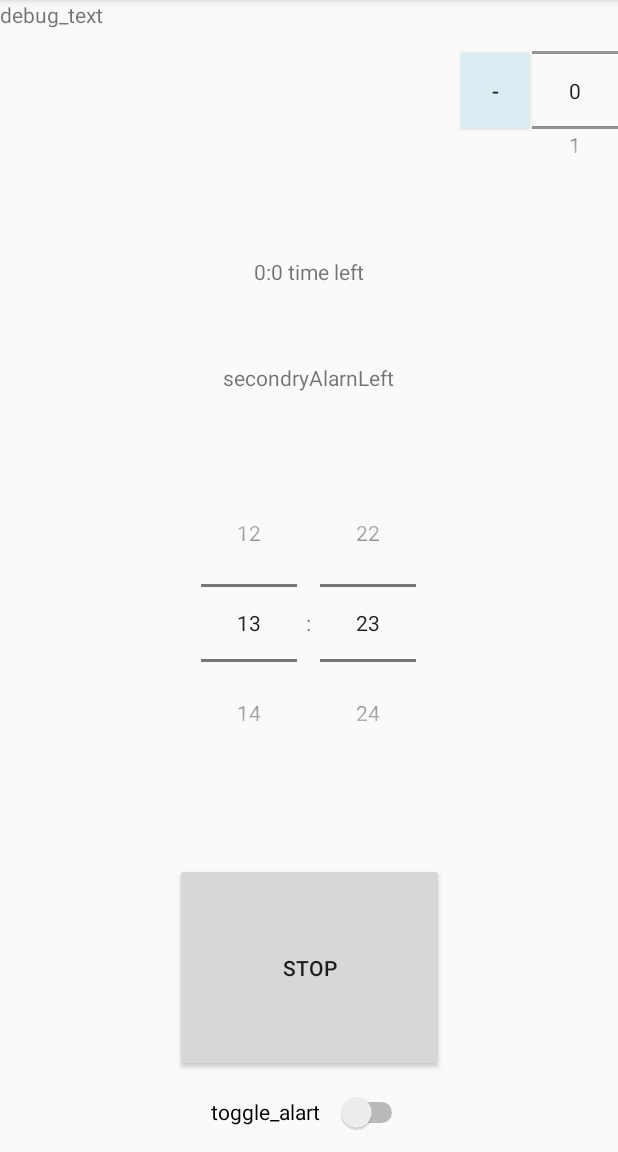
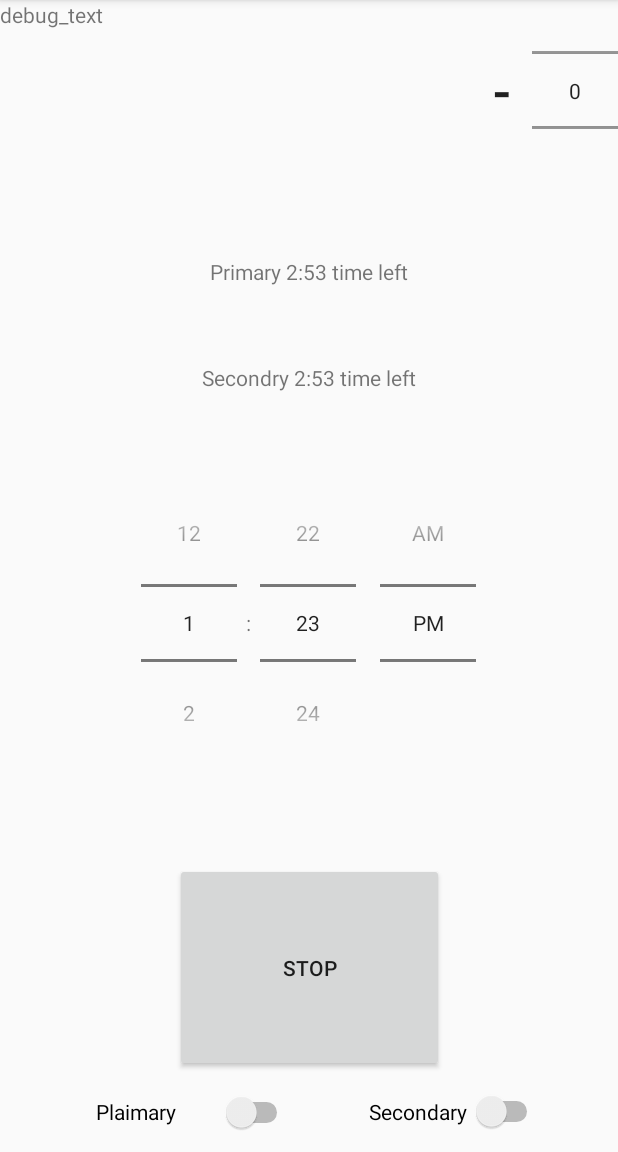
Before and after one commit to sato-rgb/iotAlarmSetter, an Android app: the screen it shows after launch (MainActivity), on a phone screen of 412 x 824 dp, the part 84-1236 px from its top. Run offline under Robolectric (Android 15) with nearby library versions, the phone set to English and light mode, and no system bars; libraries missing offline, so code that uses them is left out: com.github.kittinunf.fuel, com.github.kittinunf.result; 1 statement that could not run was skipped.

Commit message:
add secondary alarm feature

```diff
--- a/app/src/main/java/com/example/iotalarmsetter/MainActivity.kt
+++ b/app/src/main/java/com/example/iotalarmsetter/MainActivity.kt
@@ -5,30 +5,54 @@ import android.os.Bundle
 import android.util.Log
 import android.view.View
 import android.view.View.VISIBLE
+import android.widget.NumberPicker
 import androidx.appcompat.app.AppCompatDelegate
 import kotlinx.android.synthetic.main.activity_main.*
 import com.github.kittinunf.fuel.httpGet
 import com.github.kittinunf.fuel.httpPut
 import com.github.kittinunf.result.Result
 import com.google.gson.Gson
-import java.time.Clock
-import java.time.LocalDateTime
-
+import java.time.LocalTime
+import kotlin.math.absoluteValue
 
 
 class MainActivity : AppCompatActivity() {
+    //サーバーとの通信に使用する
     data class Setting(
         var alarm: Boolean,
         var hour: Int,
-        var minute: Int
+        var minute: Int,
+        var secondary_alarm:Boolean,
+        var secondary_alarm_offset:Int
     )
+    private fun stopToSend(){
+        send_setting.visibility = VISIBLE
+        send_stop.visibility = View.INVISIBLE
+    }
+    private fun uiBehaviorSet(){
 
-    fun secondary_alarm_set(){
+        simpleTimePicker.setIs24HourView(true)
+        simpleTimePicker.setOnTimeChangedListener { _, _,_ ->
+            stopToSend()
+            time_left_reload()
+        }
+
+        togglePlaimaryAlart.setOnClickListener {
+            stopToSend()
+        }
+
         secondaryAlarmOffset.maxValue = 90
         secondaryAlarmOffset.minValue = 0
         secondaryAlarmOffset.wrapSelectorWheel =false
+        secondaryAlarmOffset.setOnValueChangedListener { numberPicker: NumberPicker, i: Int, i1: Int ->
+            time_left_reload()
+        }
 
+        secondaryAlarmOffsetIsPlus.setOnCheckedChangeListener { compoundButton, b ->
+            time_left_reload()
+        }
     }
+
 
     override fun onCreate(savedInstanceState: Bundle?) {
         super.onCreate(savedInstanceState)
@@ -36,8 +60,6 @@ class MainActivity : AppCompatActivity() {
         //theme_related()
         Log.d("NightMode","${AppCompatDelegate.getDefaultNightMode()}")
         setContentView(R.layout.activity_main)
-        simpleTimePicker.setIs24HourView(true)
-        secondary_alarm_set()
 
             //設定の読み込み（古）
 
@@ -68,11 +90,19 @@ class MainActivity : AppCompatActivity() {
 
         send_setting.setOnClickListener{
             debug_text.text = "button pushed!!"
-            val alarm = toggle_alart.isChecked
+            val alarm = togglePlaimaryAlart.isChecked
             val hour = simpleTimePicker.hour
             val minute = simpleTimePicker.minute
+            val secondary_offset = offset_parse()
+            val setting =Setting(togglePlaimaryAlart.isChecked,
+                                 simpleTimePicker.hour,
+                                 simpleTimePicker.minute,
+                                 toggleSecondaryAlart.isChecked,
+                                 offset_parse()
+            )
             //設定をサーバーに送信
-                val bodyJson = """{"alarm": $alarm,"hour": $hour,"minute": $minute}"""
+            val gson = Gson()
+            val bodyJson = gson.toJson(setting)
                 "http://192.168.0.141:10458/alarm/set".httpPut()
                     .header("Content-Type" to "application/json")
                     .body(bodyJson)
@@ -101,27 +131,27 @@ class MainActivity : AppCompatActivity() {
         time_left_reload()
     }
 
+    fun offset_parse():Int{
+          when(secondaryAlarmOffsetIsPlus.isChecked){
+            true ->{
+                return secondaryAlarmOffset.getValue()
+            }
+            false ->{
+                return -(secondaryAlarmOffset.getValue())
+            }
+        }
+    }
     //アラームが鳴るまでの時間を表示する
     fun time_left_reload(){
         //primary
-        val hour_now = LocalDateTime.now(Clock.systemDefaultZone()).hour
-        val minute_now = LocalDateTime.now(Clock.systemDefaultZone()).minute
-        val hour_target = simpleTimePicker.hour
-        val minute_target = simpleTimePicker.minute
-        var minute_left: Int
-        var hour_left = 0
-        //分の計算
-        minute_left = minute_target - minute_now
-        if (minute_left < 0){
-            hour_left -= 1
-            minute_left +=60}
-        //時の計算
-        hour_left += hour_target - hour_now
-        if (hour_left < 0){hour_left += 24}
-
-        primaryAlarmLeft.text = "${hour_left}:${minute_left} time left"
-        //以下secondary
-
+        val now = LocalTime.now()
+        val target = LocalTime.of(simpleTimePicker.hour,simpleTimePicker.minute)
+        var date = target.minusHours(now.hour.toLong())
+                         .minusMinutes(now.minute.toLong())
+        primaryAlarmLeft.text = "Primary ${date.hour}:${date.minute} time left"
+        //secondary
+        val secondry = date.plusMinutes(offset_parse().toLong())
+        secondryAlarnLeft.text = "Secondry ${secondry.hour}:${secondry.minute} time left"
     }
 
     fun setting_load(){
@@ -134,24 +164,18 @@ class MainActivity : AppCompatActivity() {
                 is Result.Success ->{
                     val gson = Gson()
                     var data = gson.fromJson(result.value, Setting::class.java)
-
+                    //設定をサーバーから受信
+                    togglePlaimaryAlart.isChecked = data.alarm
                     simpleTimePicker.hour = data.hour
                     simpleTimePicker.minute = data.minute
-                    toggle_alart.isChecked = data.alarm
+                    toggleSecondaryAlart.isChecked = data.secondary_alarm
+                    secondaryAlarmOffset.value = data.secondary_alarm_offset.absoluteValue
+                    secondaryAlarmOffsetIsPlus.isChecked = if (data.secondary_alarm_offset >= 0) true else false
                     debug_text.text = "設定の読み込みに成功しました。"
                 }
-            }        //設定を変更したら送信ボタンが出現し鳴るまでの時間が更新される
-            //ここにあるべきではない
-            //並列で読み込まれるせいであるべきところに置くとバグります
-            simpleTimePicker.setOnTimeChangedListener { _, _,_ ->
-                send_setting.visibility = VISIBLE
-                send_stop.visibility = View.INVISIBLE
-                time_left_reload()
             }
-            toggle_alart.setOnClickListener {
-                send_setting.visibility = VISIBLE
-                send_stop.visibility = View.INVISIBLE
-            }
+            //並列でUIの設定をする
+            uiBehaviorSet()
             time_left_reload()
         }}
 
--- a/app/src/main/res/layout/activity_main.xml
+++ b/app/src/main/res/layout/activity_main.xml
@@ -37,7 +37,7 @@
         android:layout_height="139dp"
         android:text="send"
         android:visibility="invisible"
-        app:layout_constraintBottom_toTopOf="@+id/toggle_alart"
+        app:layout_constraintBottom_toTopOf="@+id/togglePlaimaryAlart"
         app:layout_constraintEnd_toEndOf="parent"
         app:layout_constraintStart_toStartOf="parent" />
 
@@ -52,12 +52,12 @@
         app:layout_constraintTop_toTopOf="parent" />
 
     <Switch
-        android:id="@+id/toggle_alart"
+        android:id="@+id/togglePlaimaryAlart"
         android:layout_width="131dp"
         android:layout_height="53dp"
-        android:text="toggle_alart"
+        android:layout_marginStart="64dp"
+        android:text="Plaimary"
         app:layout_constraintBottom_toBottomOf="parent"
-        app:layout_constraintEnd_toEndOf="parent"
         app:layout_constraintStart_toStartOf="parent" />
 
     <Button
@@ -82,16 +82,16 @@
         app:layout_constraintTop_toBottomOf="@+id/debug_text" />
 
     <ToggleButton
-        android:id="@+id/secondryAlarnLeftIsPlus"
-        android:layout_width="45dp"
-        android:layout_height="50dp"
-        android:background="#DCECF3"
+        android:id="@+id/secondaryAlarmOffsetIsPlus"
+        android:layout_width="40dp"
+        android:layout_height="44dp"
+        android:background="@null"
         android:textOff="-"
         android:textOn="+"
+        android:textSize="36sp"
         app:layout_constraintBottom_toBottomOf="@+id/secondaryAlarmOffset"
         app:layout_constraintEnd_toStartOf="@+id/secondaryAlarmOffset"
-        app:layout_constraintStart_toEndOf="@+id/debug_text"
-        app:layout_constraintTop_toTopOf="@+id/secondaryAlarmOffset" />
+        app:layout_constraintTop_toTopOf="parent" />
 
     <TextView
         android:id="@+id/secondryAlarnLeft"
@@ -103,4 +103,13 @@
         app:layout_constraintEnd_toEndOf="parent"
         app:layout_constraintStart_toStartOf="parent" />
 
+    <Switch
+        android:id="@+id/toggleSecondaryAlart"
+        android:layout_width="116dp"
+        android:layout_height="54dp"
+        android:text="Secondary"
+        app:layout_constraintBottom_toBottomOf="parent"
+        app:layout_constraintEnd_toEndOf="parent"
+        app:layout_constraintStart_toEndOf="@+id/togglePlaimaryAlart" />
+
 </androidx.constraintlayout.widget.ConstraintLayout>
--- a/build.gradle
+++ b/build.gradle
@@ -8,7 +8,7 @@ buildscript {
 
     }
     dependencies {
-        classpath 'com.android.tools.build:gradle:3.5.3'
+        classpath 'com.android.tools.build:gradle:4.0.1'
         classpath "org.jetbrains.kotlin:kotlin-gradle-plugin:$kotlin_version"
         // NOTE: Do not place your application dependencies here; they belong
         // in the individual module build.gradle files
```
Also changed, not shown: gradle/wrapper/gradle-wrapper.properties.
